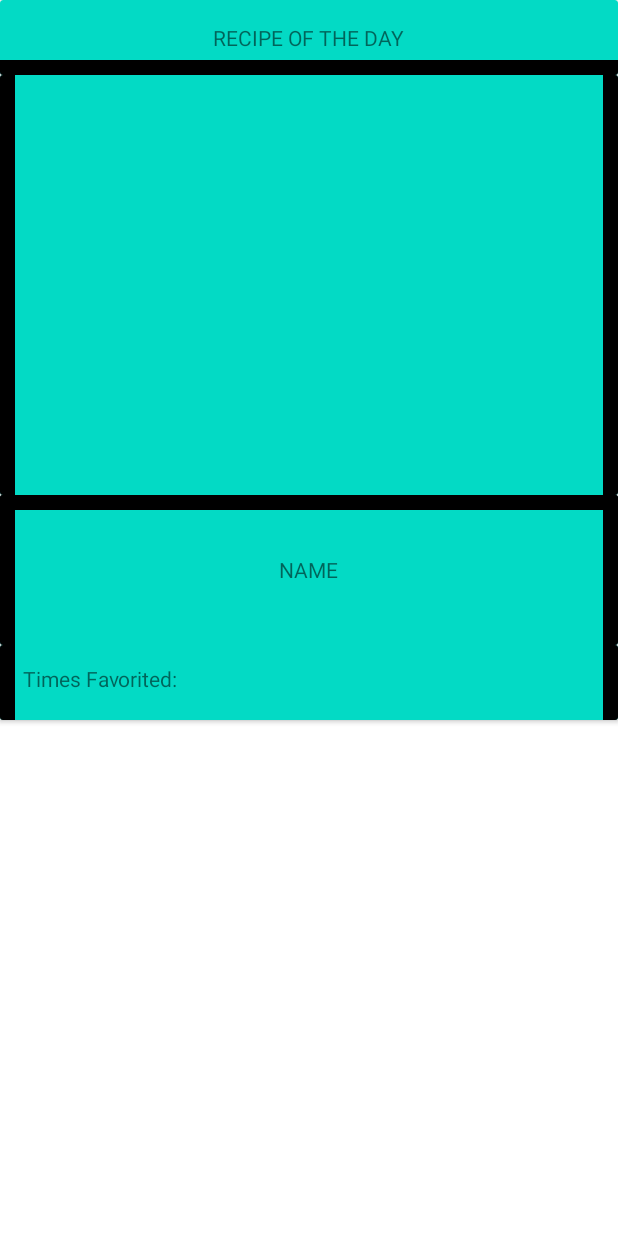
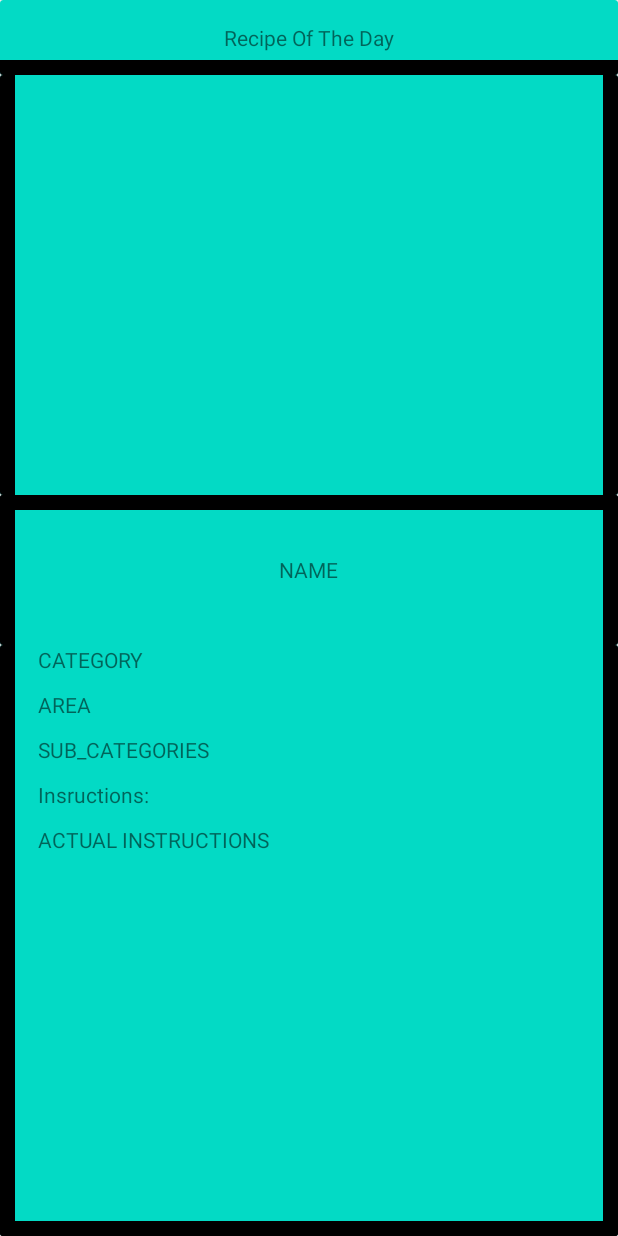
Before and after one commit to WhaleWithFeet/RECIPE_APP, an Android app: the fragment RecipeOfTheDayFragment shown on its own in the app's theme, on a phone screen of 412 x 824 dp. Run offline under Robolectric (Android 15) with nearby library versions, the phone set to English and light mode, and no system bars.

Commit message:
Updated_Views_Added

```diff
--- a/app/src/main/java/com/kroger/classapp/ui/fragments/RandomRecipeGenerator.kt
+++ b/app/src/main/java/com/kroger/classapp/ui/fragments/RandomRecipeGenerator.kt
@@ -11,6 +11,7 @@ import androidx.fragment.app.activityViewModels
 import androidx.lifecycle.lifecycleScope
 import com.kroger.classapp.databinding.FragmentRandomRecipeGeneratorBinding
 import com.kroger.classapp.ui.viewmodel.RandomRecipeViewModel
+import dagger.hilt.android.AndroidEntryPoint
 import kotlinx.coroutines.launch
 @AndroidEntryPoint
 class RandomRecipeGenerator : Fragment() {
--- a/app/src/main/res/layout/fragment_recipe_of_the_day.xml
+++ b/app/src/main/res/layout/fragment_recipe_of_the_day.xml
@@ -1,14 +1,14 @@
 <?xml version="1.0" encoding="utf-8"?>
 <androidx.constraintlayout.widget.ConstraintLayout xmlns:android="http://schemas.android.com/apk/res/android"
+    xmlns:tools="http://schemas.android.com/tools"
     android:layout_width="match_parent"
     android:layout_height="match_parent"
-    xmlns:app="http://schemas.android.com/apk/res-auto">
-
+    xmlns:app="http://schemas.android.com/apk/res-auto"
+    tools:context=".ui.fragments.RandomRecipeGenerator">
     <androidx.cardview.widget.CardView
         android:id="@+id/top_text"
         android:layout_width="match_parent"
         android:layout_height="50dp"
-
         app:cardBackgroundColor="@color/teal_200"
         app:layout_constraintTop_toTopOf="parent"
         app:layout_constraintStart_toStartOf="parent"
@@ -16,7 +16,7 @@
         <TextView
             android:layout_width="wrap_content"
             android:layout_height="wrap_content"
-            android:text="RECIPE OF THE DAY"
+            android:text="Recipe Of The Day"
             android:layout_gravity="center"/>
         <TextView
             android:layout_width="match_parent"
@@ -46,7 +46,6 @@
             android:layout_height="match_parent"
             android:layout_gravity="end"
             android:background="@color/black"/>
-
     </androidx.cardview.widget.CardView>
     <androidx.cardview.widget.CardView
         android:id="@+id/name_section"
@@ -57,6 +56,7 @@
         app:layout_constraintStart_toStartOf="parent"
         app:layout_constraintEnd_toEndOf="parent">
         <TextView
+            android:id="@+id/random_name"
             android:layout_width="wrap_content"
             android:layout_height="wrap_content"
             android:layout_gravity="center"
@@ -90,13 +90,55 @@
             android:background="@color/black"/>
     </androidx.cardview.widget.CardView>
     <androidx.cardview.widget.CardView
-        android:id="@+id/favorite_section"
+        android:id="@+id/description"
         android:layout_width="match_parent"
-        android:layout_height="50dp"
+        android:layout_height="0dp"
         app:cardBackgroundColor="@color/teal_200"
         app:layout_constraintTop_toBottomOf="@id/name_section"
         app:layout_constraintStart_toStartOf="parent"
-        app:layout_constraintEnd_toEndOf="parent">
+        app:layout_constraintEnd_toEndOf="parent"
+        app:layout_constraintBottom_toBottomOf="parent">
+        <TextView
+            android:id="@+id/category"
+            android:layout_width="wrap_content"
+            android:layout_height="wrap_content"
+            android:layout_gravity="start"
+            android:layout_marginStart="25dp"
+            android:text="CATEGORY"/>
+        <TextView
+            android:id="@+id/area_of_recipe"
+            android:layout_width="wrap_content"
+            android:layout_height="wrap_content"
+            android:layout_gravity="start"
+            android:layout_marginStart="25dp"
+            android:layout_marginTop="30dp"
+            android:text="AREA"/>
+        <TextView
+            android:id="@+id/sub_categories"
+            android:layout_width="wrap_content"
+            android:layout_height="wrap_content"
+            android:layout_gravity="start"
+            android:layout_marginStart="25dp"
+            android:layout_marginTop="60dp"
+            android:text="SUB_CATEGORIES"/>
+        <TextView
+            android:id="@+id/instruction_starter"
+            android:layout_width="wrap_content"
+            android:layout_height="wrap_content"
+            android:layout_gravity="start"
+            android:layout_marginStart="25dp"
+            android:layout_marginTop="90dp"
+            android:text="Insructions:"/>
+        <TextView
+            android:id="@+id/instructions"
+            android:layout_width="wrap_content"
+            android:layout_height="wrap_content"
+            android:layout_gravity="start"
+            android:layout_marginStart="25dp"
+            android:layout_marginTop="120dp"
+            android:text="ACTUAL INSTRUCTIONS"/>
+
+
         <TextView
             android:layout_width="10dp"
             android:layout_height="match_parent"
@@ -108,11 +150,26 @@
             android:layout_gravity="end"
             android:background="@color/black"/>
         <TextView
-            android:layout_width="wrap_content"
-            android:layout_height="wrap_content"
-            android:text="Times Favorited: "
-            android:layout_gravity="start"
-            android:layout_marginTop="12.5dp"
-            android:layout_marginStart="15dp"/>
+            android:layout_width="match_parent"
+            android:layout_height="10dp"
+            android:layout_gravity="bottom"
+            android:background="@color/black"/>
+
     </androidx.cardview.widget.CardView>
+    <ProgressBar
+        android:id="@+id/progress_bar"
+        android:layout_width="match_parent"
+        android:layout_height="match_parent"
+        app:layout_constraintTop_toTopOf="parent"
+        app:layout_constraintStart_toStartOf="parent"/>
+
+    <TextView
+        android:id="@+id/error_message"
+        android:layout_width="match_parent"
+        android:layout_height="match_parent"
+        app:layout_constraintTop_toTopOf="parent"
+        app:layout_constraintStart_toStartOf="parent"
+        android:visibility="gone"/>
+
+
 </androidx.constraintlayout.widget.ConstraintLayout>
```
Also changed, not shown: app/src/main/res/layout/fragment_random_recipe_generator.xml (+67 -0 lines).
